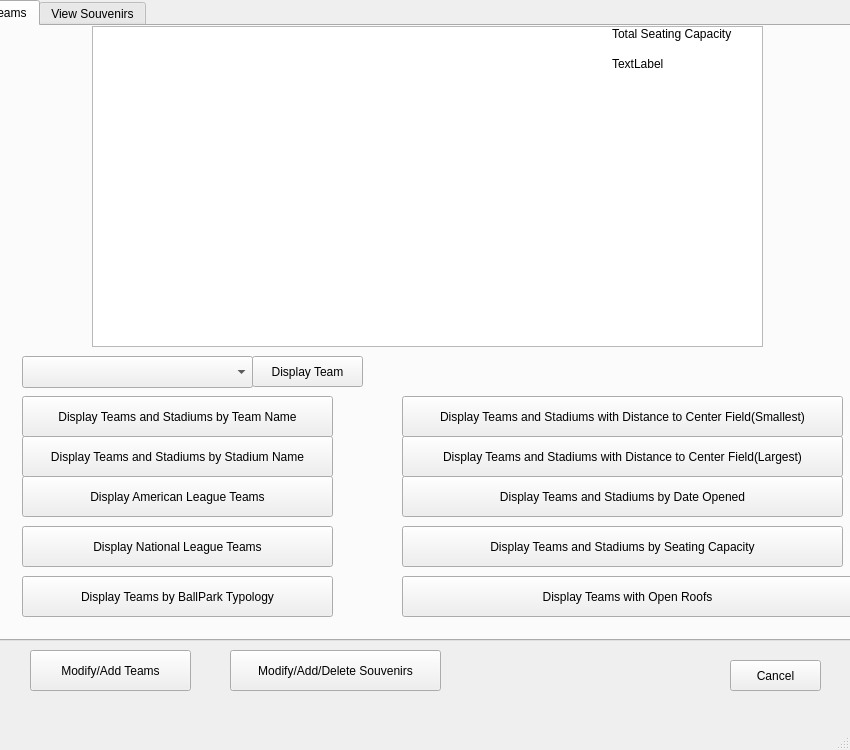
Above: Baseball/DataBase.ui from Ykhan799/CS-1D-Project-2-Baseball before the change. Below: the same form after it.
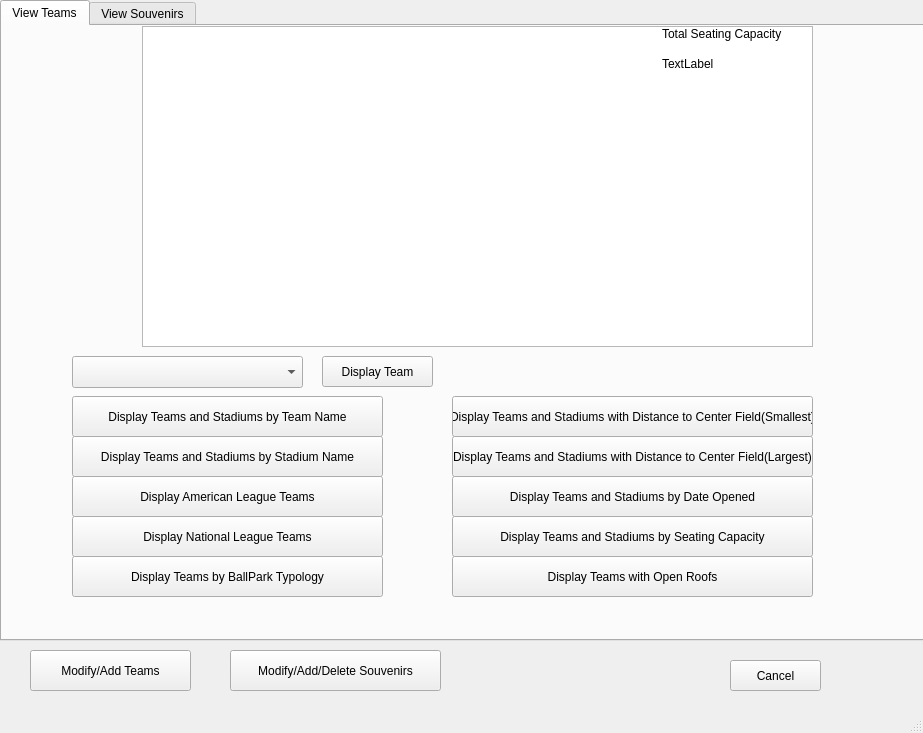
That is the form after the change.

Diff of the .ui file:
```diff
--- a/Baseball/DataBase.ui
+++ b/Baseball/DataBase.ui
@@ -6,8 +6,8 @@
    <rect>
     <x>0</x>
     <y>0</y>
-    <width>850</width>
-    <height>750</height>
+    <width>923</width>
+    <height>733</height>
    </rect>
   </property>
   <property name="windowTitle">
@@ -17,7 +17,7 @@
    <widget class="QTabWidget" name="tabWidget">
     <property name="geometry">
      <rect>
-      <x>-50</x>
+      <x>0</x>
       <y>0</y>
       <width>941</width>
       <height>641</height>
@@ -53,7 +53,7 @@
      <widget class="QPushButton" name="viewTeam">
       <property name="geometry">
        <rect>
-        <x>300</x>
+        <x>320</x>
         <y>330</y>
         <width>111</width>
         <height>31</height>
@@ -94,7 +94,7 @@
        <rect>
         <x>450</x>
         <y>450</y>
-        <width>441</width>
+        <width>361</width>
         <height>41</height>
        </rect>
       </property>
@@ -107,7 +107,7 @@
        <rect>
         <x>450</x>
         <y>370</y>
-        <width>441</width>
+        <width>361</width>
         <height>41</height>
        </rect>
       </property>
@@ -120,7 +120,7 @@
        <rect>
         <x>450</x>
         <y>410</y>
-        <width>441</width>
+        <width>361</width>
         <height>41</height>
        </rect>
       </property>
@@ -145,7 +145,7 @@
       <property name="geometry">
        <rect>
         <x>70</x>
-        <y>500</y>
+        <y>490</y>
         <width>311</width>
         <height>41</height>
        </rect>
@@ -158,8 +158,8 @@
       <property name="geometry">
        <rect>
         <x>450</x>
-        <y>500</y>
-        <width>441</width>
+        <y>490</y>
+        <width>361</width>
         <height>41</height>
        </rect>
       </property>
@@ -171,7 +171,7 @@
       <property name="geometry">
        <rect>
         <x>70</x>
-        <y>550</y>
+        <y>530</y>
         <width>311</width>
         <height>41</height>
        </rect>
@@ -184,8 +184,8 @@
       <property name="geometry">
        <rect>
         <x>450</x>
-        <y>550</y>
-        <width>451</width>
+        <y>530</y>
+        <width>361</width>
         <height>41</height>
        </rect>
       </property>
```
Left out of the diff: 4 changed lines with no effect on the pictures.
